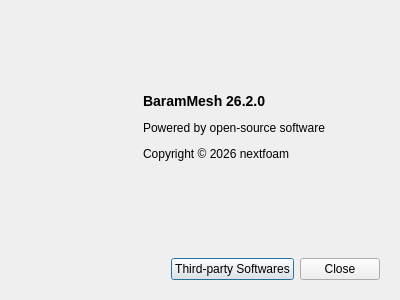
Qt form baramMesh/view/menu/help/about_dialog.ui (xupeiwust/baram) before a commit.
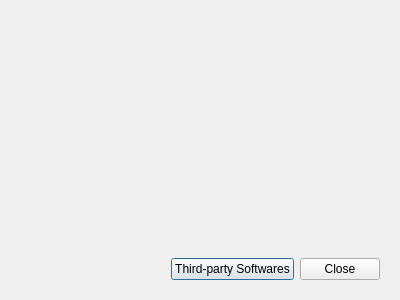
The same form after that commit.

Commit message: Issue baram#844 version info is now controlled in one place and included in the capture

```diff
--- a/baramMesh/view/menu/help/about_dialog.ui
+++ b/baramMesh/view/menu/help/about_dialog.ui
@@ -90,11 +90,7 @@
          </sizepolicy>
         </property>
         <property name="text">
-         <string>&lt;p&gt;&lt;b&gt;&lt;font size=&quot;4&quot;&gt;BaramMesh 26.2.0&lt;/font&gt;&lt;/b&gt;&lt;/p&gt;
-
-&lt;p&gt;Powered by open-source software&lt;/p&gt;
-
-&lt;p&gt;Copyright &amp;#169; 2026 nextfoam&lt;/p&gt;</string>
+         <string/>
         </property>
        </widget>
       </item>
```
Left out of the diff: 2 changed lines with no effect on the pictures. The commit also changes 7 other files.
